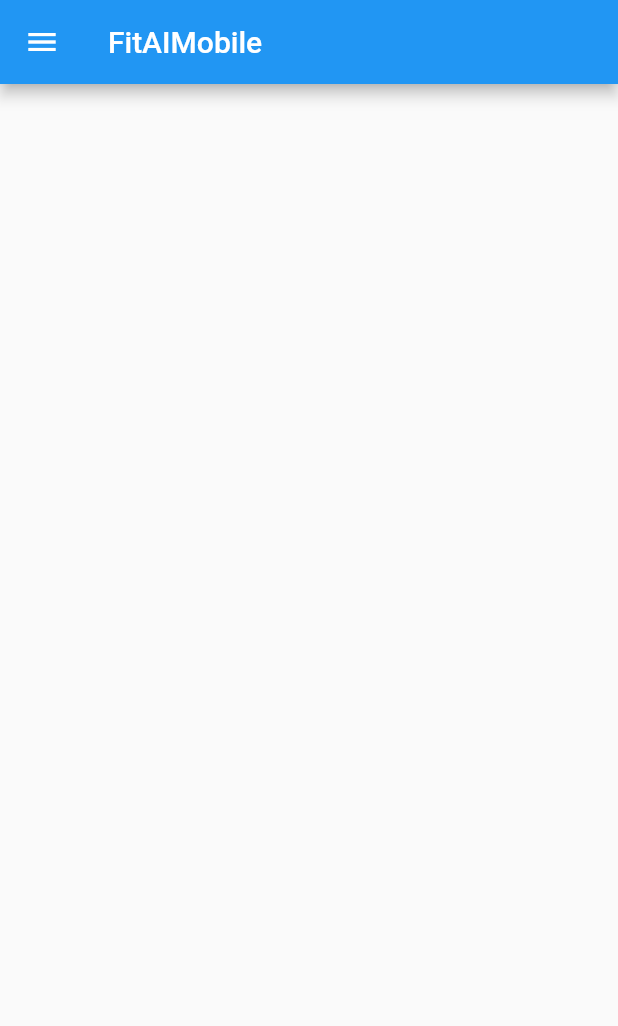
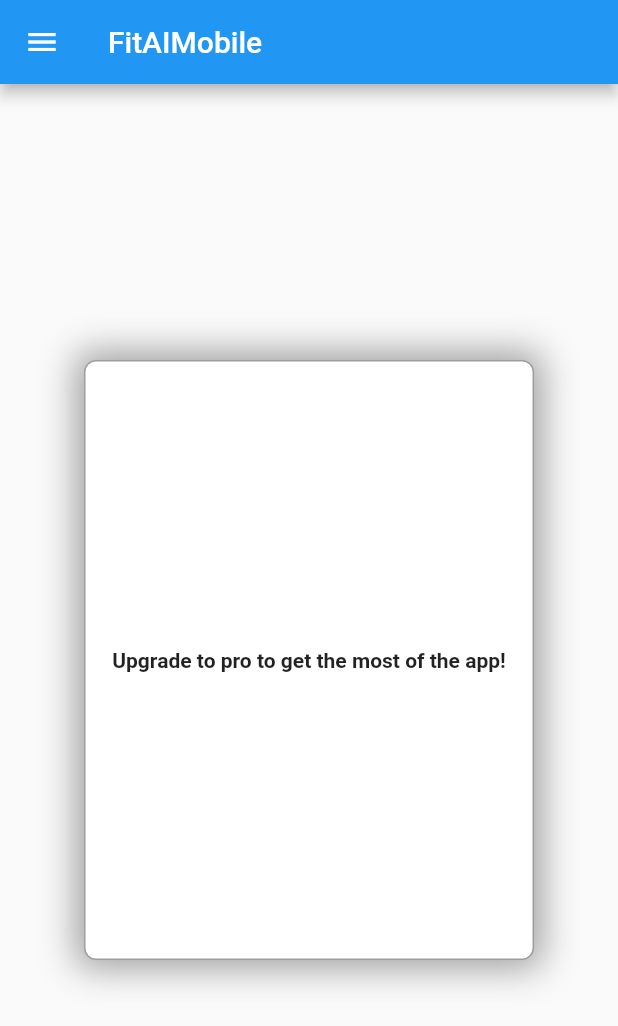
Before and after one commit to Daanvdjagt/FitAiMobile, a Flutter app: the Gopro screen opened directly, on a phone screen of 412 x 824 dp. Shown: the top 1026 px of the screen. Run offline on Flutter 3.47's test engine with Material 2 defaults, Android fonts, the phone set to English and light mode, and no system bars; our stand-ins replace splashscreen; network calls fail.

Commit message:
Changed layout gopro screen

```diff
--- a/lib/app/screens/gopro.dart
+++ b/lib/app/screens/gopro.dart
@@ -10,6 +10,37 @@ class Gopro extends StatelessWidget {
     return Scaffold(
       appBar: AppBar(title: Text('FitAIMobile')),
       drawer: Navbar("Gopro"),
+      body: Center(
+        child: Container(
+          child: Center(
+            child: Text(
+            "Upgrade to pro to get the most of the app!",
+            textAlign: TextAlign.center,
+            overflow: TextOverflow.ellipsis,
+            style: TextStyle(fontWeight: FontWeight.bold)
+            ),
+          ),
+          width: 300,
+          height: 400,
+          decoration: BoxDecoration(
+          borderRadius: BorderRadius.all(Radius.circular(8.0)),
+          boxShadow: [
+            BoxShadow(
+            color: Colors.grey,
+            blurRadius: 20.0,
+            spreadRadius: 5.0,
+            )
+          ],
+          color: Colors.white,
+          border: Border.all(
+            width: 1.0,
+            color: Colors.grey,
+            )
+
+          ),
+        )
+      ,),
+
     );
   }
 }
```
